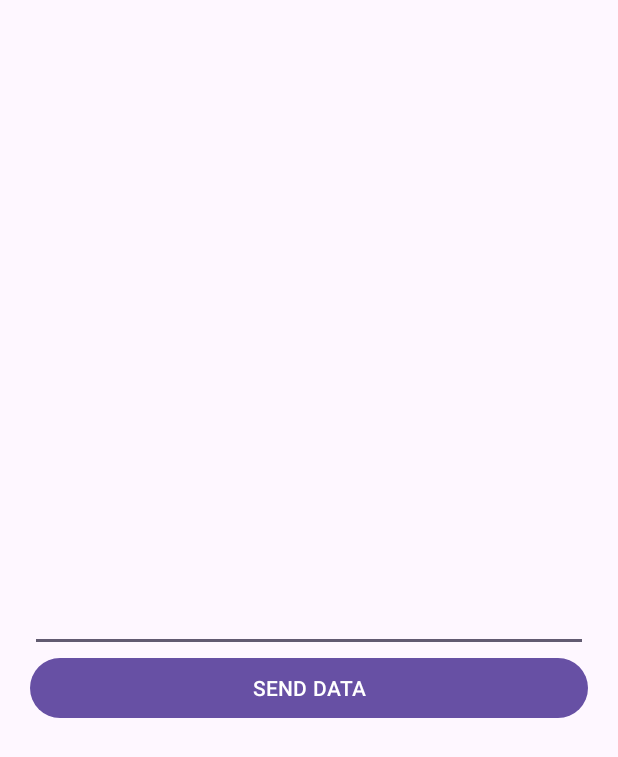
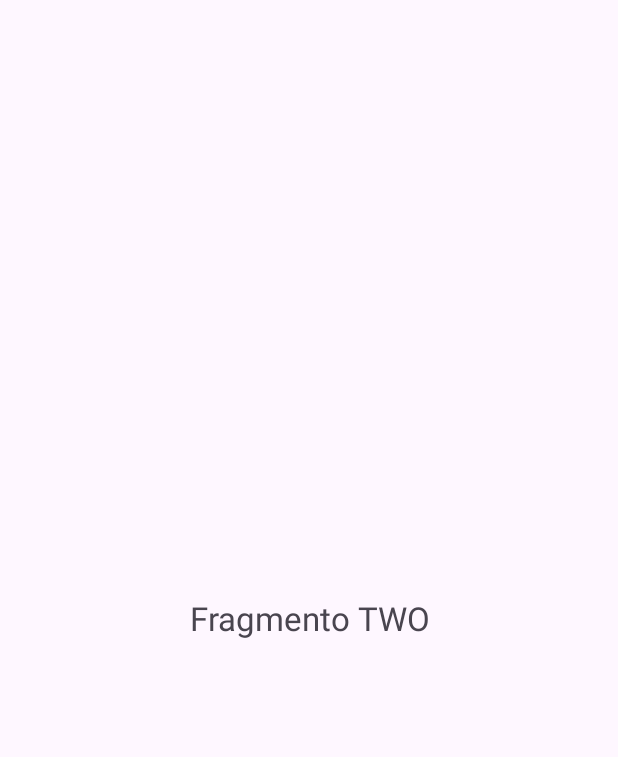
Before and after one commit to kleberfort/Dados-Fragmento-Para-Outro-Fragmento, an Android app: the screen it shows after launch (MainActivity), on a phone screen of 412 x 824 dp. Shown: the top 757 px of the screen. Run offline under Robolectric (Android 15) with nearby library versions, the phone set to English and light mode, and no system bars.

```diff
--- a/app/src/main/java/com/example/passandodadosdefragmentoparaoutrofragmento/MainActivity.java
+++ b/app/src/main/java/com/example/passandodadosdefragmentoparaoutrofragmento/MainActivity.java
@@ -8,16 +8,46 @@ import androidx.core.graphics.Insets;
 import androidx.core.view.ViewCompat;
 import androidx.core.view.WindowInsetsCompat;
 
-public class MainActivity extends AppCompatActivity {
+import java.util.List;
+
+public class MainActivity extends AppCompatActivity implements OneFragment.OnNomesListener {
+
+    private OneFragment oneFragment;
+
+
 
     @Override
     protected void onCreate(Bundle savedInstanceState) {
         super.onCreate(savedInstanceState);
-        EdgeToEdge.enable(this);
         setContentView(R.layout.activity_main);
 
 
-        getSupportFragmentManager().beginTransaction().add(R.id.mail_container, new OneFragment()).commit();
+        //getSupportFragmentManager().beginTransaction().add(R.id.mail_container, new OneFragment()).commit();
+
+        // Carregar o Fragment A inicialmente
+        if (savedInstanceState == null) {
+            getSupportFragmentManager().beginTransaction()
+                    .replace(R.id.mail_container, new OneFragment())
+                    .commit();
+        }
+
+
 
     }
+
+    // Implementação da interface que recebe a lista de nomes
+    @Override
+    public void onEnviarNomes(List<String> listaNomes) {
+        // Criar uma instância do Fragment B
+        TwoFragment twoFragment = new TwoFragment();
+
+        // Trocar o Fragment A pelo Fragment B
+        getSupportFragmentManager().beginTransaction()
+                .replace(R.id.mail_container, twoFragment)
+                .addToBackStack(null) // Permite voltar ao Fragment A com o botão de voltar
+                .commit();
+
+        // Passar a lista para o Fragment B
+        twoFragment.atualizarListaNomes(listaNomes);
+    }
 }
--- a/app/src/main/java/com/example/passandodadosdefragmentoparaoutrofragmento/OneFragment.java
+++ b/app/src/main/java/com/example/passandodadosdefragmentoparaoutrofragmento/OneFragment.java
@@ -1,7 +1,9 @@
 package com.example.passandodadosdefragmentoparaoutrofragmento;
 
+import android.content.Context;
 import android.os.Bundle;
 
+import androidx.annotation.NonNull;
 import androidx.fragment.app.Fragment;
 
 import android.view.LayoutInflater;
@@ -10,18 +12,38 @@ import android.view.ViewGroup;
 import android.widget.Button;
 import android.widget.EditText;
 
+import java.util.ArrayList;
+import java.util.List;
+
 
 public class OneFragment extends Fragment {
 
     EditText editText;
     Button button;
 
+    private OnNomesListener listener;
+    private List<String> listaNomes;
+
     public OneFragment() {
         // Required empty public constructor
     }
 
 
+    public interface OnNomesListener {
+        void onEnviarNomes(List<String> listaNomes);
+    }
 
+    @Override
+    public void onAttach(@NonNull Context context) {
+        super.onAttach(context);
+        // Verifica se a Activity implementa a interface
+        if (context instanceof OnNomesListener) {
+            listener = (OnNomesListener) context;
+        } else {
+            throw new RuntimeException(context.toString()
+                    + " deve implementar OnNomesListener");
+        }
+    }
 
     @Override
     public View onCreateView(LayoutInflater inflater, ViewGroup container,
@@ -33,19 +55,20 @@ public class OneFragment extends Fragment {
         button = view.findViewById(R.id.BTN);
         editText = view.findViewById(R.id.ET);
 
-        button.setOnClickListener(new View.OnClickListener() {
-            @Override
-            public void onClick(View v) {
 
-                Bundle bundle = new Bundle();
-                bundle.putString("key", editText.getText().toString());
+        listaNomes = new ArrayList<>();
+        listaNomes.add("kleber");
+        listaNomes.add("vilene");
+        listaNomes.add("yanna");
+        listaNomes.add("nayane");
 
-                TwoFragment fragment = new TwoFragment();
-                fragment.setArguments(bundle);
-                getParentFragmentManager().beginTransaction().replace(R.id.mail_container, fragment).commit();
 
-            }
-        });
+        // Aqui você pode chamar o método da interface para passar a lista
+        if (listener != null) {
+            listener.onEnviarNomes(listaNomes);
+        }
+
+
 
 
         return view;
--- a/app/src/main/java/com/example/passandodadosdefragmentoparaoutrofragmento/TwoFragment.java
+++ b/app/src/main/java/com/example/passandodadosdefragmentoparaoutrofragmento/TwoFragment.java
@@ -4,22 +4,30 @@ import android.os.Bundle;
 
 import androidx.fragment.app.Fragment;
 
+import android.util.Log;
 import android.view.LayoutInflater;
 import android.view.View;
 import android.view.ViewGroup;
 import android.widget.TextView;
 
+import java.util.List;
 
-public class TwoFragment extends Fragment {
+
+public class TwoFragment extends Fragment implements OneFragment.OnNomesListener {
 
     TextView textView;
+
+    private List<String> listaNomes;
 
     public TwoFragment() {
         // Required empty public constructor
     }
 
 
-
+    public void atualizarListaNomes(List<String> nomes) {
+        this.listaNomes = nomes;
+        // Aqui você pode atualizar a UI ou fazer o que for necessário com a lista recebida
+    }
 
 
     @Override
@@ -29,14 +37,26 @@ public class TwoFragment extends Fragment {
 
         View v = inflater.inflate(R.layout.fragment_two, container, false);
 
-        textView = v.findViewById(R.id.TV);
-        Bundle bundle = this.getArguments();
 
-        String data = bundle.getString("key");
-        textView.setText(data);
+
+//        textView = v.findViewById(R.id.TV);
+//        Bundle bundle = this.getArguments();
+//
+//        String data = bundle.getString("key");
+//        textView.setText(data);
 
 
 
         return v;
     }
+
+    @Override
+    public void onEnviarNomes(List<String> listaNomes) {
+
+        // Recebe a lista e faz algo com ela
+        for (String nome : listaNomes) {
+            Log.d("MainActivity", "Nome recebido: " + nome);
+        }
+
+    }
 }
--- a/app/src/main/res/layout/activity_main.xml
+++ b/app/src/main/res/layout/activity_main.xml
@@ -13,8 +13,6 @@
     android:layout_height="match_parent">
 
 
-
-
 </FrameLayout>
 
 </RelativeLayout>
```
